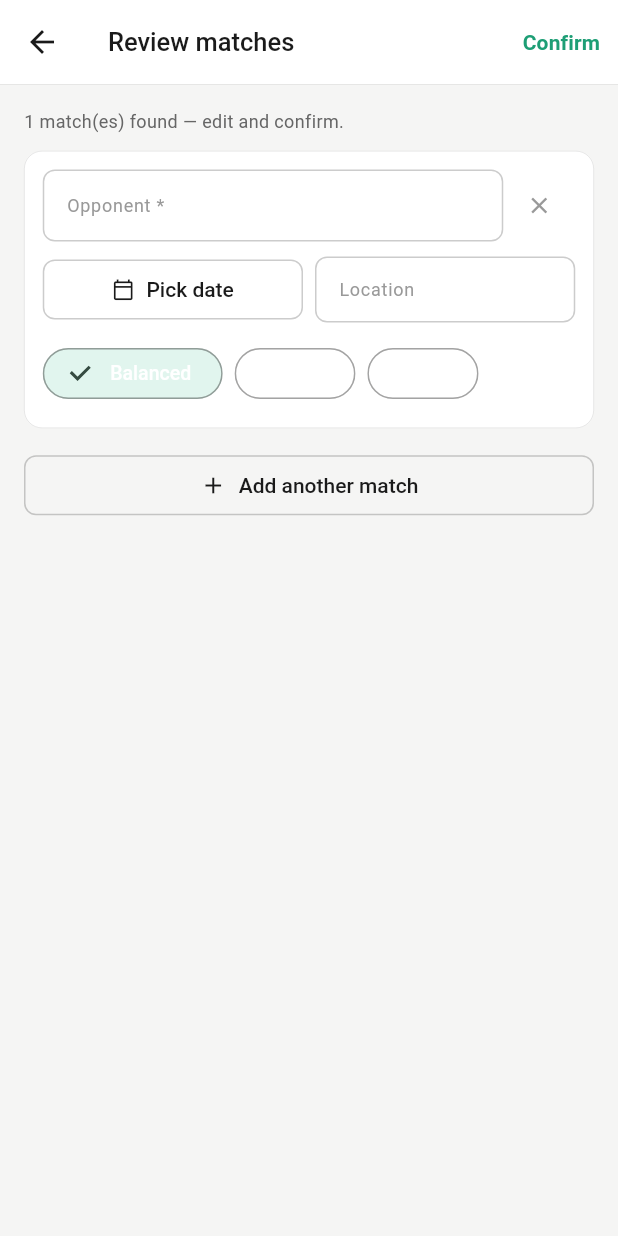
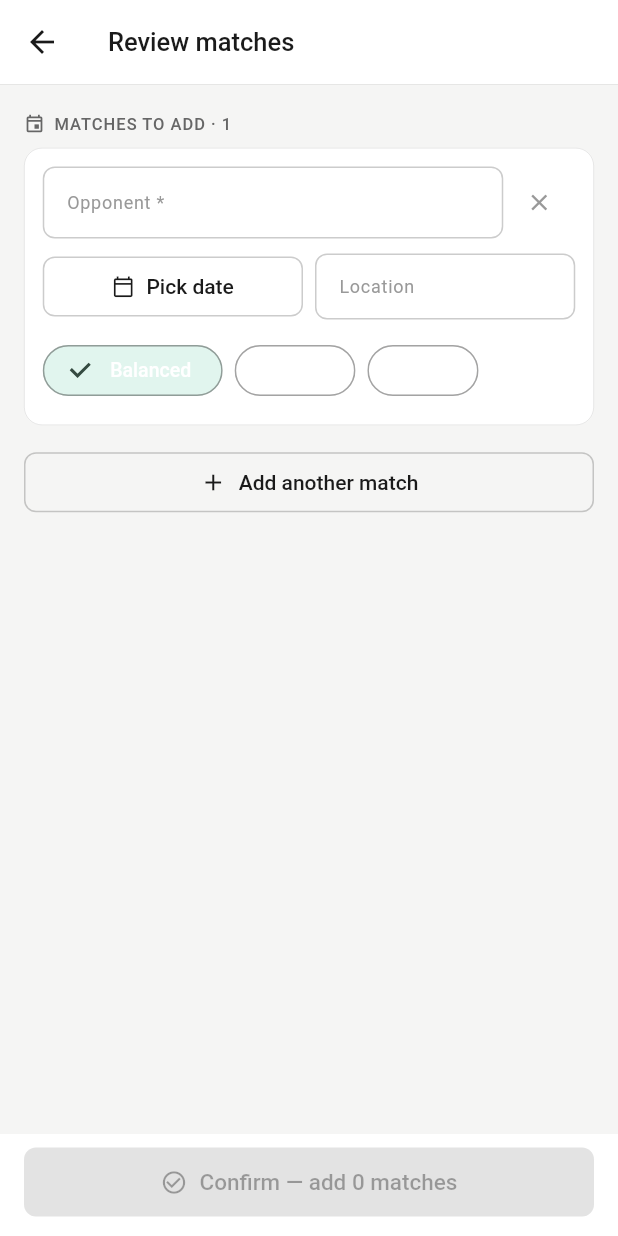
Before and after one commit to janewu77/whisper_coach, a Flutter app: the MatchReviewScreen screen opened directly with empty values, on a phone screen of 412 x 824 dp. Run offline on Flutter 3.47's test engine with Material 3 defaults, Android fonts, the phone set to English and light mode, and no system bars; our stand-ins replace dio, image_picker, shared_preferences; missing offline and left inert: auth0_flutter, record; accounts and stored records are empty; network calls fail; project files that could hold a hidden picture were left out.

Commit message:
Match photo: crop before extract; review screen matches add-player style
- Crop the photo (CropScreen) before extracting matches, both in the Matches
  tab "Add from photo" and the match detail photo-fill — same as add-player.
- Restyle MatchReviewScreen to match ImportReviewScreen: a section header and a
  bottom "Confirm" bar (was an app-bar action), with a live valid-match count.

Co-Authored-By: Claude Opus 4.8 <noreply@anthropic.com>

```diff
--- a/frontend/lib/screens/match_review_screen.dart
+++ b/frontend/lib/screens/match_review_screen.dart
@@ -79,41 +79,63 @@ class _MatchReviewScreenState extends State<MatchReviewScreen> {
   void _snack(String m) =>
       ScaffoldMessenger.of(context).showSnackBar(SnackBar(content: Text(m)));
 
+  int get _validCount =>
+      _drafts.where((d) => d.opponent.trim().isNotEmpty).length;
+
   @override
   Widget build(BuildContext context) {
     return Scaffold(
       appBar: AppBar(
         title: const Text('Review matches'),
-        actions: [
-          TextButton(
-            onPressed: _saving ? null : _confirm,
-            child: _saving
-                ? const SizedBox(
-                    width: 16,
-                    height: 16,
-                    child: CircularProgressIndicator(color: kBrand, strokeWidth: 2),
-                  )
-                : const Text('Confirm',
-                    style: TextStyle(fontWeight: FontWeight.w600)),
-          ),
-        ],
         bottom: PreferredSize(
-          preferredSize: const Size.fromHeight(0.5),
-          child: Container(height: 0.5, color: kBorderHairline),
+          preferredSize: Size.fromHeight(_saving ? 2.5 : 0.5),
+          child: _saving
+              ? const LinearProgressIndicator(
+                  minHeight: 2.5, color: kBrand, backgroundColor: kBrandSubtle)
+              : Container(height: 0.5, color: kBorderHairline),
         ),
       ),
-      body: ListView(
-        padding: const EdgeInsets.fromLTRB(16, 16, 16, 32),
+      body: Column(
         children: [
-          Text('${_drafts.length} match(es) found — edit and confirm.',
-              style: kStyleSecondary),
-          const SizedBox(height: 10),
-          for (var i = 0; i < _drafts.length; i++) _draftCard(_drafts[i], i),
-          const SizedBox(height: 4),
-          OutlinedButton.icon(
-            onPressed: () => setState(() => _drafts.add(MatchDraft())),
-            icon: const Icon(Icons.add, size: 18),
-            label: const Text('Add another match'),
+          Expanded(
+            child: ListView(
+              padding: const EdgeInsets.fromLTRB(16, 12, 16, 16),
+              children: [
+                Padding(
+                  padding: const EdgeInsets.only(top: 6, bottom: 8),
+                  child: Row(
+                    children: [
+                      const Icon(Icons.event_outlined,
+                          size: 14, color: kTextSecondary),
+                      const SizedBox(width: 6),
+                      Text('MATCHES TO ADD · ${_drafts.length}',
+                          style: kStyleLabel),
+                    ],
+                  ),
+                ),
+                for (var i = 0; i < _drafts.length; i++)
+                  _draftCard(_drafts[i], i),
+                const SizedBox(height: 4),
+                OutlinedButton.icon(
+                  onPressed: () => setState(() => _drafts.add(MatchDraft())),
+                  icon: const Icon(Icons.add, size: 18),
+                  label: const Text('Add another match'),
+                ),
+              ],
+            ),
+          ),
+          SafeArea(
+            top: false,
+            child: Container(
+              color: kSurfaceCard,
+              padding: const EdgeInsets.fromLTRB(16, 8, 16, 12),
+              child: ElevatedButton.icon(
+                onPressed: (_saving || _validCount == 0) ? null : _confirm,
+                icon: const Icon(Icons.check_circle_outline, size: 18),
+                label: Text('Confirm — add $_validCount '
+                    '${_validCount == 1 ? 'match' : 'matches'}'),
+              ),
+            ),
           ),
         ],
       ),
```
Also changed, not shown: frontend/lib/screens/match_detail_screen.dart (+15 -1 lines), frontend/lib/screens/matches_tab.dart (+16 -1 lines).
